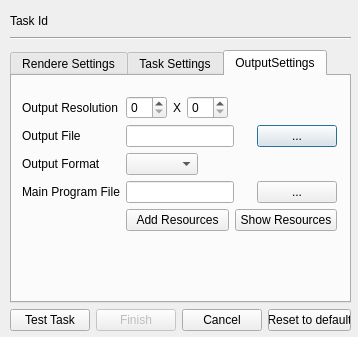
The window that poc/golemPy/examples/gnr/ui/NewTaskDialog.ui (golemfactory/clay) describes before a commit, drawn with Qt 5.
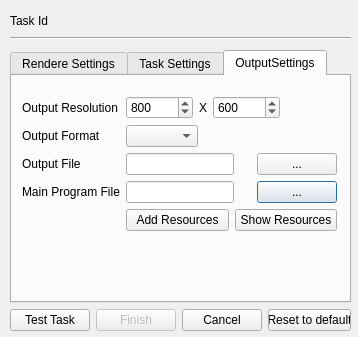
The same window after the commit. The open tabs and pages were chosen to show the change.

The edit to the form file:
```diff
--- a/poc/golemPy/examples/gnr/ui/NewTaskDialog.ui
+++ b/poc/golemPy/examples/gnr/ui/NewTaskDialog.ui
@@ -110,7 +110,17 @@
           </widget>
          </item>
          <item row="3" column="1">
-          <widget class="QSpinBox" name="samplesPerPixelSpinBox"/>
+          <widget class="QSpinBox" name="samplesPerPixelSpinBox">
+           <property name="minimum">
+            <number>1</number>
+           </property>
+           <property name="maximum">
+            <number>16777215</number>
+           </property>
+           <property name="value">
+            <number>100</number>
+           </property>
+          </widget>
          </item>
         </layout>
        </widget>
@@ -168,13 +178,25 @@
           </widget>
          </item>
          <item row="0" column="1">
-          <widget class="QTimeEdit" name="fullTaskTimeoutTimeEdit"/>
+          <widget class="QTimeEdit" name="fullTaskTimeoutTimeEdit">
+           <property name="displayFormat">
+            <string>HH'h':mm'm':ss's'</string>
+           </property>
+          </widget>
          </item>
          <item row="1" column="1">
-          <widget class="QTimeEdit" name="minSubtaskTimeTimeEdit"/>
+          <widget class="QTimeEdit" name="minSubtaskTimeTimeEdit">
+           <property name="displayFormat">
+            <string>HH'h':mm'm':ss's'</string>
+           </property>
+          </widget>
          </item>
          <item row="2" column="1">
-          <widget class="QTimeEdit" name="subtaskTimeoutTimeEdit"/>
+          <widget class="QTimeEdit" name="subtaskTimeoutTimeEdit">
+           <property name="displayFormat">
+            <string>HH'h':mm'm':ss's'</string>
+           </property>
+          </widget>
          </item>
         </layout>
        </widget>
@@ -219,7 +241,20 @@
              <item row="0" column="1">
               <layout class="QHBoxLayout" name="horizontalLayout_2">
                <item>
-                <widget class="QSpinBox" name="outputResXSpinBox"/>
+                <widget class="QSpinBox" name="outputResXSpinBox">
+                 <property name="minimum">
+                  <number>1</number>
+                 </property>
+                 <property name="maximum">
+                  <number>16777215</number>
+                 </property>
+                 <property name="singleStep">
+                  <number>1</number>
+                 </property>
+                 <property name="value">
+                  <number>800</number>
+                 </property>
+                </widget>
                </item>
                <item>
                 <widget class="QLabel" name="label_13">
@@ -229,7 +264,17 @@
                 </widget>
                </item>
                <item>
-                <widget class="QSpinBox" name="outputResYSpinBox"/>
+                <widget class="QSpinBox" name="outputResYSpinBox">
+                 <property name="minimum">
+                  <number>1</number>
+                 </property>
+                 <property name="maximum">
+                  <number>16777215</number>
+                 </property>
+                 <property name="value">
+                  <number>600</number>
+                 </property>
+                </widget>
                </item>
                <item>
                 <spacer name="horizontalSpacer_2">
@@ -246,67 +291,14 @@
                </item>
               </layout>
              </item>
-             <item row="1" column="0">
-              <widget class="QLabel" name="label_10">
-               <property name="text">
-                <string>Output File</string>
-               </property>
-              </widget>
-             </item>
-             <item row="1" column="1">
-              <layout class="QHBoxLayout" name="horizontalLayout_5">
-               <item>
-                <widget class="QLineEdit" name="outputFileLineEdit">
-                 <property name="sizePolicy">
-                  <sizepolicy hsizetype="Fixed" vsizetype="Fixed">
-                   <horstretch>0</horstretch>
-                   <verstretch>0</verstretch>
-                  </sizepolicy>
-                 </property>
-                </widget>
-               </item>
-               <item>
-                <spacer name="horizontalSpacer_5">
-                 <property name="orientation">
-                  <enum>Qt::Horizontal</enum>
-                 </property>
-                 <property name="sizeHint" stdset="0">
-                  <size>
-                   <width>40</width>
-                   <height>20</height>
-                  </size>
-                 </property>
-                </spacer>
-               </item>
-               <item>
-                <widget class="QPushButton" name="chooseOutputFileButton">
-                 <property name="sizePolicy">
-                  <sizepolicy hsizetype="Minimum" vsizetype="Fixed">
-                   <horstretch>0</horstretch>
-                   <verstretch>0</verstretch>
-                  </sizepolicy>
-                 </property>
-                 <property name="maximumSize">
-                  <size>
-                   <width>100</width>
-                   <height>16777215</height>
-                  </size>
-                 </property>
-                 <property name="text">
-                  <string>...</string>
-                 </property>
-                </widget>
-               </item>
-              </layout>
-             </item>
-             <item row="3" column="0">
+             <item row="4" column="0">
               <widget class="QLabel" name="label_12">
                <property name="text">
                 <string>Main Program File</string>
                </property>
               </widget>
              </item>
-             <item row="3" column="1">
+             <item row="4" column="1">
               <layout class="QHBoxLayout" name="horizontalLayout_4">
                <item>
                 <widget class="QLineEdit" name="mainProgramFileLineEdit">
@@ -352,7 +344,7 @@
                </item>
               </layout>
              </item>
-             <item row="4" column="1">
+             <item row="5" column="1">
               <layout class="QHBoxLayout" name="horizontalLayout_7">
                <item>
                 <widget class="QPushButton" name="addResourceButton">
@@ -387,6 +379,59 @@
                </property>
               </widget>
              </item>
+             <item row="3" column="0">
+              <widget class="QLabel" name="label_10">
+               <property name="text">
+                <string>Output File</string>
+               </property>
+              </widget>
+             </item>
+             <item row="3" column="1">
+              <layout class="QHBoxLayout" name="horizontalLayout_5">
+               <item>
+                <widget class="QLineEdit" name="outputFileLineEdit">
+                 <property name="sizePolicy">
+                  <sizepolicy hsizetype="Fixed" vsizetype="Fixed">
+                   <horstretch>0</horstretch>
+                   <verstretch>0</verstretch>
+                  </sizepolicy>
+                 </property>
+                </widget>
+               </item>
+               <item>
+                <spacer name="horizontalSpacer_5">
+                 <property name="orientation">
+                  <enum>Qt::Horizontal</enum>
+                 </property>
+                 <property name="sizeHint" stdset="0">
+                  <size>
+                   <width>40</width>
+                   <height>20</height>
+                  </size>
+                 </property>
+                </spacer>
+               </item>
+               <item>
+                <widget class="QPushButton" name="chooseOutputFileButton">
+                 <property name="sizePolicy">
+                  <sizepolicy hsizetype="Minimum" vsizetype="Fixed">
+                   <horstretch>0</horstretch>
+                   <verstretch>0</verstretch>
+                  </sizepolicy>
+                 </property>
+                 <property name="maximumSize">
+                  <size>
+                   <width>100</width>
+                   <height>16777215</height>
+                  </size>
+                 </property>
+                 <property name="text">
+                  <string>...</string>
+                 </property>
+                </widget>
+               </item>
+              </layout>
+             </item>
             </layout>
            </item>
            <item>
```
